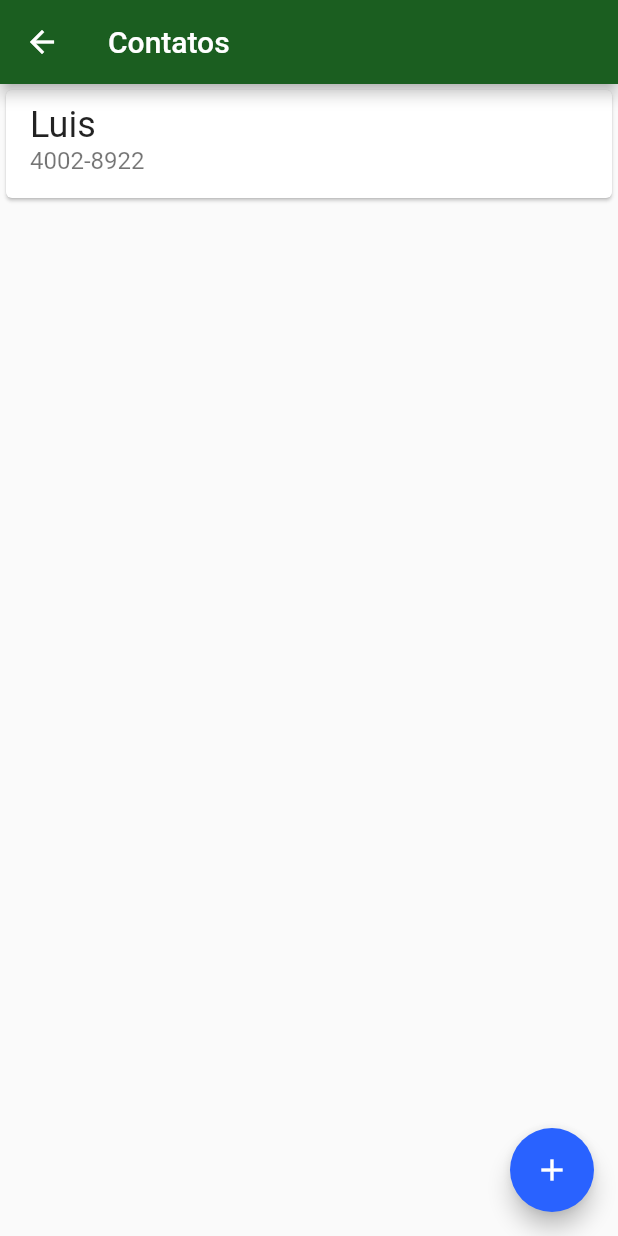
After one commit to LuisHBF/persistencia-flutter-alura, a Flutter app: the screen it shows after launch, after a tap on "Contatos", on a phone screen of 412 x 824 dp. The commit adds this screen. Run offline on Flutter 3.47's test engine with Material 2 defaults, Android fonts, the phone set to English and light mode, and no system bars.

Commit message:
Implementando a lista de contatos e organizando arquivos

```diff
--- a/lib/main.dart
+++ b/lib/main.dart
@@ -1,3 +1,5 @@
+import 'package:bytebank/screens/dashboard.dart';
+import 'package:bytebank/screens/lista_contatos.dart';
 import 'package:flutter/material.dart';
 
 void main() => runApp(MyApp());
@@ -17,60 +19,3 @@ class MyApp extends StatelessWidget {
     );
   }
 }
-
-class Dashboard extends StatelessWidget{
-  @override
-  Widget build(BuildContext context) {
-    // TODO: implement build
-    return Scaffold(
-      appBar: AppBar(
-        title: Text('Dashboard'),
-      ),
-      body: Column(
-        mainAxisAlignment: MainAxisAlignment.spaceBetween,
-        crossAxisAlignment: CrossAxisAlignment.start,
-        children: <Widget>[
-          Padding(
-            padding: const EdgeInsets.all(8.0),
-            child: Image.asset('images/bytebank_logo.png'),
-          ),
-          Padding(
-            padding: const EdgeInsets.all(8.0),
-            child: Container(
-              decoration: const BoxDecoration(
-                border: Border(
-                  top: BorderSide(width: 2.0, color: Colors.black),
-                  left: BorderSide(width: 2.0, color: Colors.black),
-                  right: BorderSide(width: 2.0, color: Colors.black),
-                  bottom: BorderSide(width: 2.0, color: Colors.black),
-                ),
-                color: Color(0xFF1B5E20)
-              ),
-              height: 100,
-              width: 150,
-              child: Padding(
-                padding: const EdgeInsets.fromLTRB(8, 15, 8, 10),
-                child: Column(
-                  mainAxisAlignment: MainAxisAlignment.spaceBetween,
-                  crossAxisAlignment: CrossAxisAlignment.center,
-                  children: <Widget>[
-                    Icon(
-                      Icons.people,
-                      size: 50,
-                      color: Colors.white,
-                    ),
-                    Text(
-                      'Contatos',
-                      style: TextStyle(color: Colors.white, fontSize: 15),
-                    )
-                  ],
-                ),
-              ),
-            ),
-          )
-        ],
-      ),
-    );
-  }
-
-}
--- /dev/null
+++ b/lib/screens/dashboard.dart
@@ -0,0 +1,70 @@
+import 'package:bytebank/screens/lista_contatos.dart';
+import 'package:flutter/material.dart';
+
+class Dashboard extends StatelessWidget {
+  @override
+  Widget build(BuildContext context) {
+    // TODO: implement build
+    return Scaffold(
+      appBar: AppBar(
+        title: Text('Dashboard'),
+      ),
+      body: Column(
+        mainAxisAlignment: MainAxisAlignment.spaceBetween,
+        crossAxisAlignment: CrossAxisAlignment.start,
+        children: <Widget>[
+          Padding(
+            padding: const EdgeInsets.all(8.0),
+            child: Image.asset('images/bytebank_logo.png'),
+          ),
+          Padding(
+            padding: const EdgeInsets.all(8.0),
+            child: Container(
+              decoration: const BoxDecoration(
+                border: Border(
+                  top: BorderSide(width: 3, color: Colors.black),
+                  left: BorderSide(width: 3, color: Colors.black),
+                  right: BorderSide(width: 3, color: Colors.black),
+                  bottom: BorderSide(width: 3, color: Colors.black),
+                ),
+              ),
+              child: Material(
+                color: Theme.of(context).primaryColor,
+                child: InkWell(
+                  onTap: () => Navigator.of(context).push(
+                      MaterialPageRoute(builder: (context) => ListaContatos())),
+                  child: Padding(
+                    padding: const EdgeInsets.all(8.0),
+                    child: Container(
+                      height: 100,
+                      width: 150,
+                      child: Padding(
+                        padding: const EdgeInsets.fromLTRB(8, 15, 8, 10),
+                        child: Column(
+                          mainAxisAlignment: MainAxisAlignment.spaceBetween,
+                          crossAxisAlignment: CrossAxisAlignment.center,
+                          children: <Widget>[
+                            Icon(
+                              Icons.people,
+                              size: 50,
+                              color: Colors.white,
+                            ),
+                            Text(
+                              'Contatos',
+                              style:
+                                  TextStyle(color: Colors.white, fontSize: 15),
+                            )
+                          ],
+                        ),
+                      ),
+                    ),
+                  ),
+                ),
+              ),
+            ),
+          )
+        ],
+      ),
+    );
+  }
+}
--- /dev/null
+++ b/lib/screens/lista_contatos.dart
@@ -0,0 +1,30 @@
+import 'package:flutter/material.dart';
+
+class ListaContatos extends StatelessWidget {
+  @override
+  Widget build(BuildContext context) {
+    return Scaffold(
+      appBar: AppBar(
+        title: Text('Contatos'),
+      ),
+      body: ListView(
+        children: <Widget>[
+          Card(
+            child: ListTile(
+              title: Text(
+                'Luis',
+                style: TextStyle(fontSize: 24),
+              ),
+              subtitle: Text(
+                '4002-8922',
+                style: TextStyle(fontSize: 16),
+              ),
+            ),
+          )
+        ],
+      ),
+      floatingActionButton:
+          FloatingActionButton(onPressed: () {}, child: Icon(Icons.add)),
+    );
+  }
+}
```
